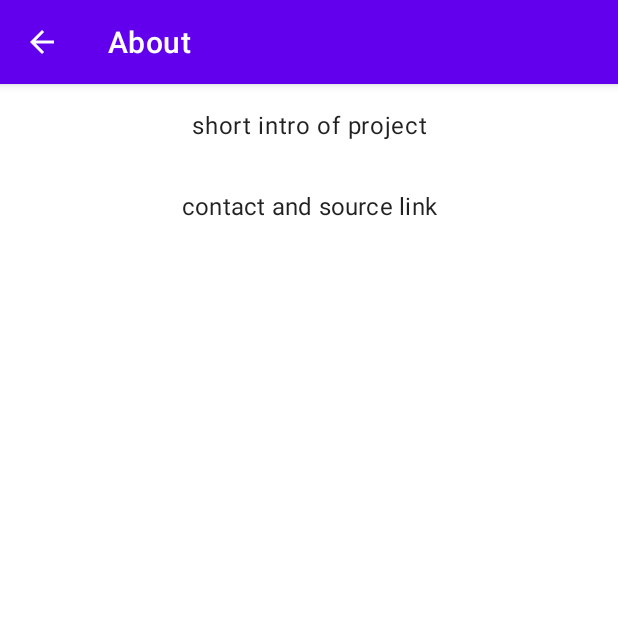
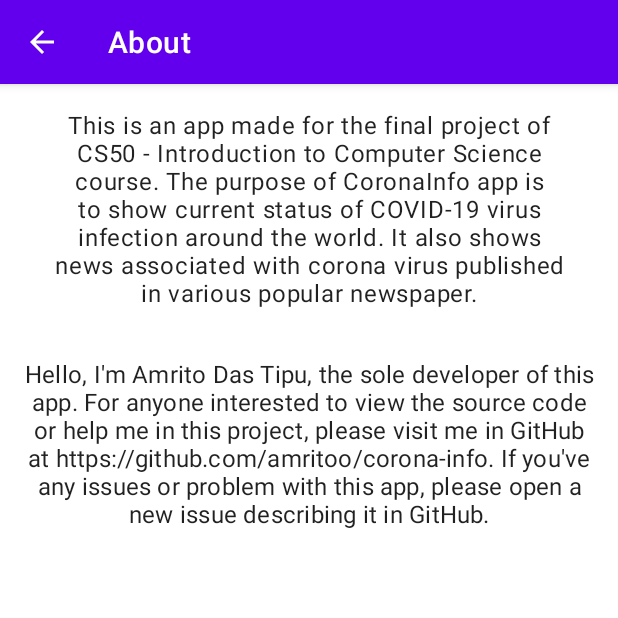
Before and after one commit to amritoo/corona-info, an Android app: the AboutActivity screen opened directly, with no data from a screen before it, on a phone screen of 412 x 824 dp, the top half of it. Run offline under Robolectric (Android 15) with nearby library versions, the light colour scheme and no system bars; network calls fail.

Commit message:
Fix res files

```diff
--- a/app/src/main/res/values/dimens.xml
+++ b/app/src/main/res/values/dimens.xml
@@ -7,6 +7,7 @@
     <dimen name="nav_header_vertical_spacing">8dp</dimen>
     <dimen name="nav_header_height">176dp</dimen>
     <dimen name="fab_margin">16dp</dimen>
-    <dimen name="switch_width">152dp</dimen>
+    <dimen name="switch_width">96dp</dimen>
     <dimen name="news_image_size">256dp</dimen>
+    <dimen name="button_padding_vertical">12dp</dimen>
 </resources>
--- a/app/src/main/res/values/strings.xml
+++ b/app/src/main/res/values/strings.xml
@@ -16,8 +16,8 @@
     <string name="hello_blank_fragment">Hello blank fragment</string>
     <string name="title_text_about">About</string>
     <string name="content_text_back">Back</string>
-    <string name="about_project">short intro of project</string>
-    <string name="about_contact">contact and  source link</string>
+    <string name="about_project">This is an app made for the final project of CS50 - Introduction to Computer Science course. The purpose of CoronaInfo app is to show current status of COVID-19 virus infection around the world. It also shows news associated with corona virus published in various popular newspaper.</string>
+    <string name="about_contact">Hello, I\'m Amrito Das Tipu, the sole developer of this app. For anyone interested to view the source code or help me in this project, please visit me in GitHub at https://github.com/amritoo/corona-info. If you\'ve any issues or problem with this app, please open a new issue describing it in GitHub.</string>
     <string name="title_text_settings">Settings</string>
     <string name="text_theme">Theme:</string>
     <string name="switch_text_light">Light</string>
@@ -33,4 +33,6 @@
     <string name="text_country">Country</string>
     <string name="text_unknown">Unknown</string>
     <string name="text_global">Global</string>
+    <string name="title_text_help">Help</string>
+    <string name="title_text_country_states">Country States</string>
 </resources>
```
Also changed, not shown: app/src/main/res/layout/list_item_simple.xml (added, +18 -0 lines).
